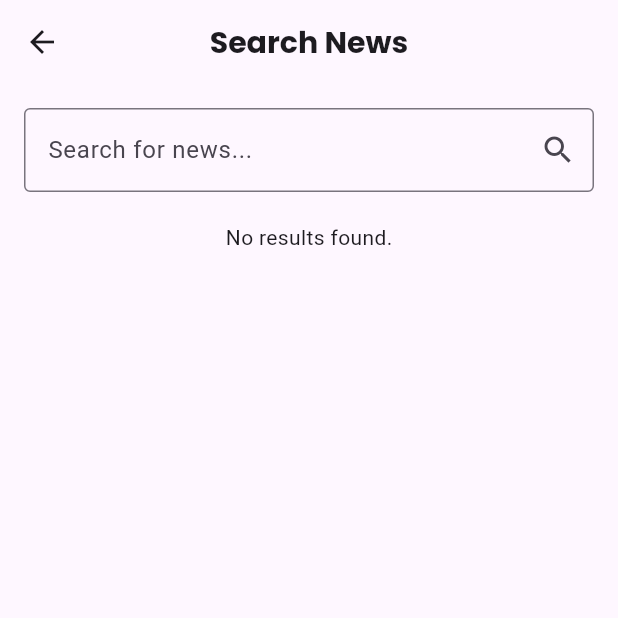
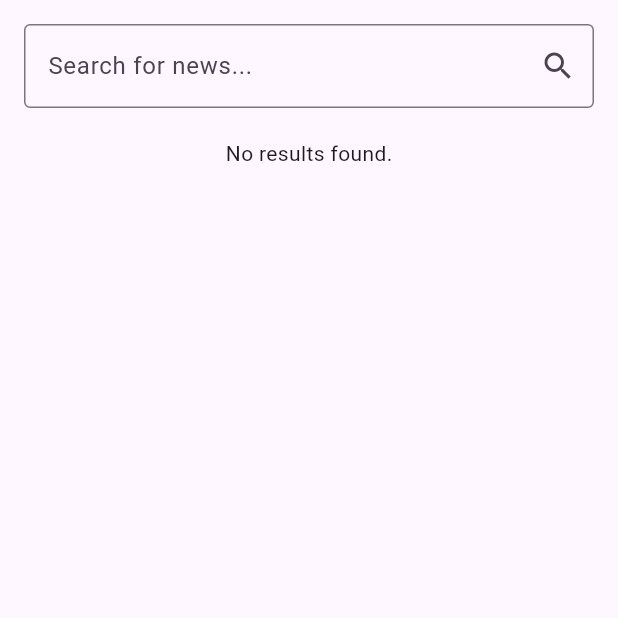
Before and after one commit to Etpaxtysus/FP-Flutter, a Flutter app: the SearchPage screen opened directly, on a phone screen of 412 x 824 dp, the top half of it. Run offline on Flutter 3.47's test engine with Material 3 defaults, Android fonts, the phone set to English and light mode, and no system bars; our stand-ins replace firebase_auth, firebase_core, get, google_fonts; accounts and stored records are empty; network calls fail.

Commit message:
update: remove appBar in search page

```diff
--- a/lib/pages/app/search_page.dart
+++ b/lib/pages/app/search_page.dart
@@ -13,13 +13,6 @@ class SearchPage extends StatelessWidget {
     TextEditingController searchController = TextEditingController();
 
     return Scaffold(
-      appBar: AppBar(
-        title: Text(
-          'Search News',
-          style: GoogleFonts.poppins(fontSize: 20, fontWeight: FontWeight.bold),
-        ),
-        centerTitle: true,
-      ),
       body: Padding(
         padding: const EdgeInsets.all(16.0),
         child: Column(
```
